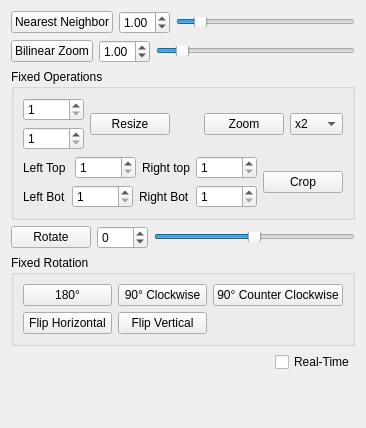
First picture: the form in scalerotate.ui, repository Snuux/ImageProcessingApp, before the edit.
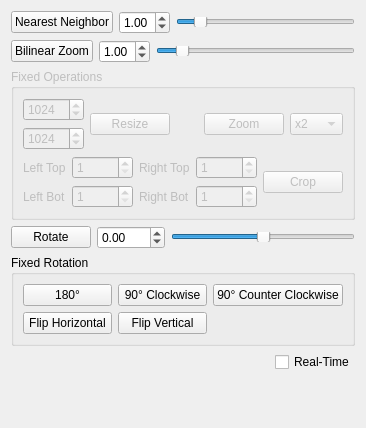
Second picture: the form after the edit.

```diff
--- a/scalerotate.ui
+++ b/scalerotate.ui
@@ -117,6 +117,9 @@
    </item>
    <item>
     <widget class="QGroupBox" name="groupBox_2">
+     <property name="enabled">
+      <bool>false</bool>
+     </property>
      <property name="title">
       <string>Fixed Operations</string>
      </property>
@@ -135,6 +138,9 @@
               <property name="maximum">
                <number>20000</number>
               </property>
+              <property name="value">
+               <number>1024</number>
+              </property>
              </widget>
             </item>
             <item>
@@ -145,6 +151,9 @@
               <property name="maximum">
                <number>20000</number>
               </property>
+              <property name="value">
+               <number>1024</number>
+              </property>
              </widget>
             </item>
            </layout>
@@ -241,7 +250,7 @@
             <item>
              <widget class="QLabel" name="label_2">
               <property name="text">
-               <string>Right top</string>
+               <string>Right Top</string>
               </property>
              </widget>
             </item>
@@ -319,12 +328,15 @@
       </widget>
      </item>
      <item>
-      <widget class="QSpinBox" name="spinBox">
+      <widget class="QDoubleSpinBox" name="doubleSpinBox_2">
        <property name="minimum">
-        <number>-360</number>
+        <double>-360.000000000000000</double>
        </property>
        <property name="maximum">
-        <number>360</number>
+        <double>360.000000000000000</double>
+       </property>
+       <property name="singleStep">
+        <double>0.100000000000000</double>
        </property>
       </widget>
      </item>
@@ -337,10 +349,10 @@
         </size>
        </property>
        <property name="minimum">
-        <number>-360</number>
+        <number>-3600</number>
        </property>
        <property name="maximum">
-        <number>360</number>
+        <number>3600</number>
        </property>
        <property name="value">
         <number>0</number>
```
